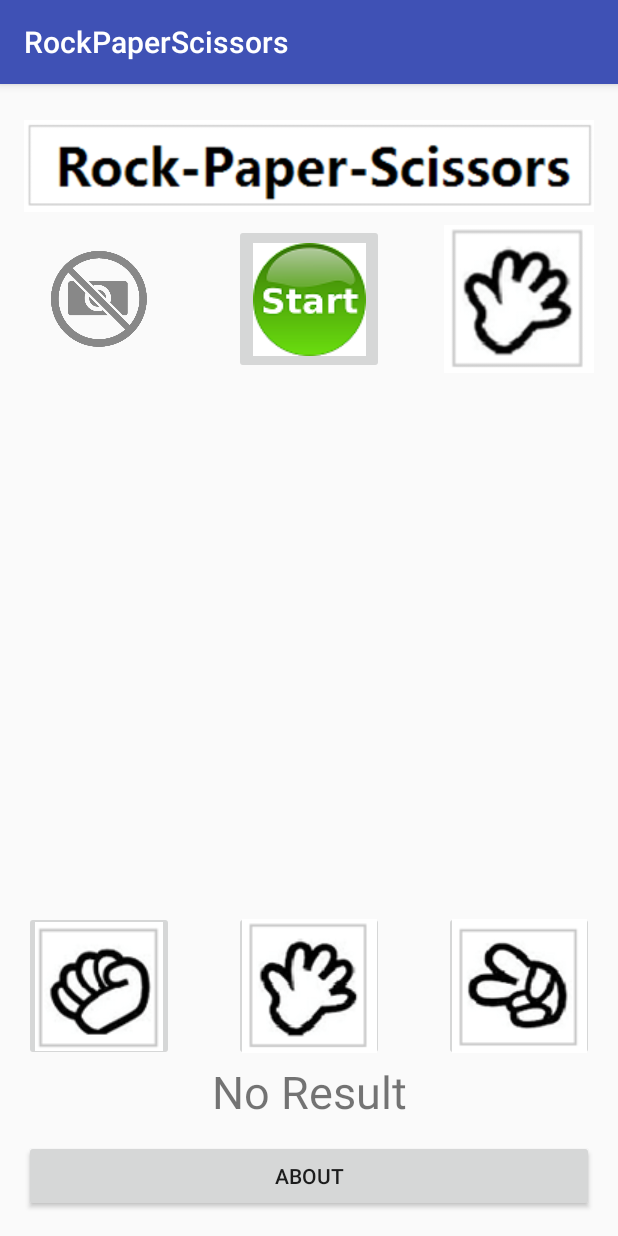
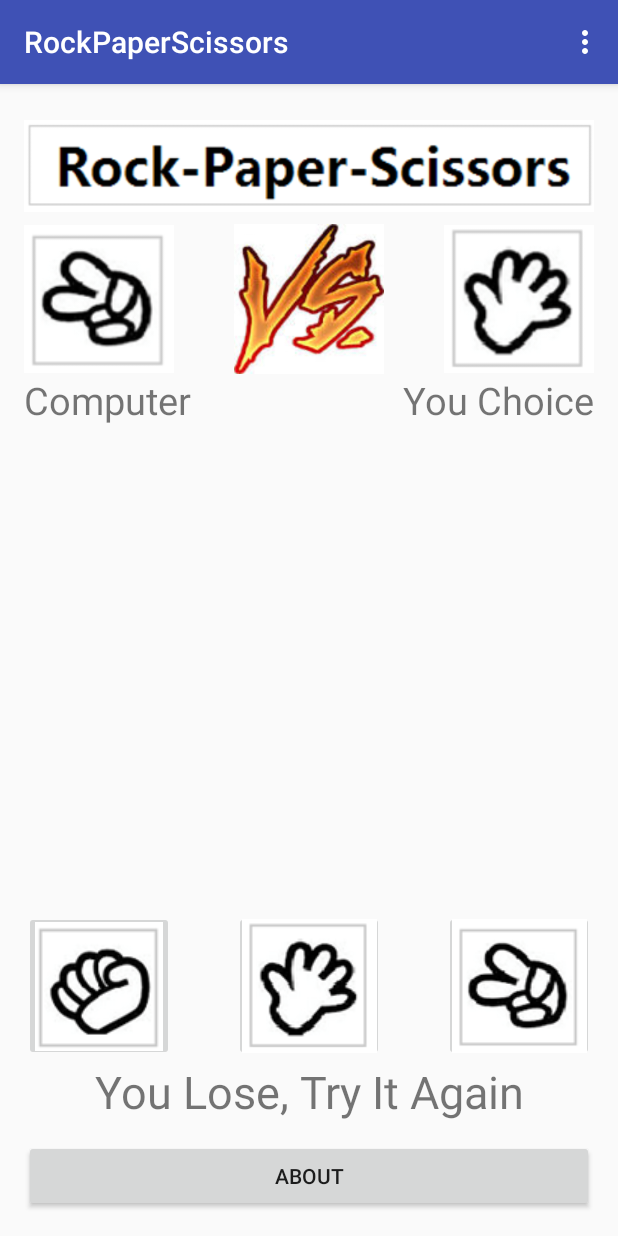
Before and after one commit to weihuang023/RockPaperScissors, an Android app: the screen it shows after launch (MainActivity), after a tap on an icon or button, on a phone screen of 412 x 824 dp. Run offline under Robolectric (Android 15) with nearby library versions, the phone set to English and light mode, and no system bars.

Commit message:
Updated Rock Paper Scissor Interface

```diff
--- a/app/src/main/AndroidManifest.xml
+++ b/app/src/main/AndroidManifest.xml
@@ -20,5 +20,9 @@
             android:label="@string/about_title"
             android:theme="@android:style/Theme.Dialog">
         </activity>
+        <activity android:name=".Prefs"
+            android:label="@string/settings_title"
+            android:theme="@style/Theme.AppCompat.CompactMenu">
+        </activity>
     </application>
 </manifest>
--- a/app/src/main/java/com/example/huang/rockpaperscissors/MainActivity.java
+++ b/app/src/main/java/com/example/huang/rockpaperscissors/MainActivity.java
@@ -3,66 +3,148 @@ package com.example.huang.rockpaperscissors;
 import android.content.Intent;
 import android.support.v7.app.AppCompatActivity;
 import android.os.Bundle;
+import android.util.Log;
+import android.view.Menu;
+import android.view.MenuInflater;
+import android.view.MenuItem;
 import android.view.View;
 import android.view.View.OnClickListener;
 import android.widget.Button;
 import android.widget.ImageButton;
 import android.widget.ImageView;
-
+import android.widget.TextView;
 import java.util.Random;
 
-public class MainActivity extends AppCompatActivity {
-    ImageButton imageButton;
-    ImageView imageView;
+public class MainActivity extends AppCompatActivity implements OnClickListener{
+    protected static final String TAG = "Rock-Paper-Scissors";
+    ImageButton rockImageButton;
+    ImageButton paperImageButton;
+    ImageButton scissorImageButton;
     ImageView imageView1;
+    ImageView imageView2;
+    TextView textView;
+    Button aboutButton;
     @Override
     protected void onCreate(Bundle savedInstanceState) {
         super.onCreate(savedInstanceState);
         setContentView(R.layout.activity_main);
-        Button aboutButton = (Button) findViewById(R.id.about);
-        aboutButton.setOnClickListener(new OnClickListener() {
-            @Override
-            public void onClick(View v) {
+
+        imageView1 = (ImageView) findViewById(R.id.computer_imageview);
+        imageView2 = (ImageView) findViewById(R.id.human_imageview);
+        aboutButton = (Button) findViewById(R.id.about_button);
+        aboutButton.setOnClickListener(this);
+        rockImageButton = (ImageButton) findViewById(R.id.rock_imagebutton);
+        rockImageButton.setOnClickListener(this);
+        paperImageButton = (ImageButton) findViewById(R.id.paper_imagebutton);
+        paperImageButton.setOnClickListener(this);
+        scissorImageButton = (ImageButton) findViewById(R.id.scissor_imagebutton);
+        scissorImageButton.setOnClickListener(this);
+        textView = (TextView)findViewById(R.id.result);
+    }
+
+
+    @Override
+    public void onClick(View v) {
+        switch(v.getId()){
+            case R.id.about_button:
                 Intent intent = new Intent(MainActivity.this, About.class);
                 startActivity(intent);
-            }
-        });
+                break;
+            case R.id.rock_imagebutton:
+                imageView2.setImageResource(R.drawable.rock);
+                getRandomPic();
+                Log.d(TAG, "Image Tag " + imageView1.getTag() + " R Draw Tag " + R.drawable.scissor);
+                showResult1();
+                break;
 
-        final int[] photos = {R.drawable.paper,R.drawable.rock,R.drawable.scissor};
-        Random ran = new Random();
-        final int i = ran.nextInt(photos.length);
-        imageView1 = (ImageView) findViewById(R.id.computer_imageview);
-        imageButton = (ImageButton) findViewById(R.id.start_imagebutton);
-        imageButton.setOnClickListener(new OnClickListener() {
-            @Override
-            public void onClick(View v) {
-                imageView1.setImageResource(photos[i]);
-            }
-        });
+            case R.id.paper_imagebutton:
+                imageView2.setImageResource(R.drawable.paper);
+                getRandomPic();
+                showResult2();
+                break;
+            case R.id.scissor_imagebutton:
+                imageView2.setImageResource(R.drawable.scissor);
+                getRandomPic();
+                showResult3();
+                break;
+        }
+    }
 
-        imageView = (ImageView) findViewById(R.id.human_imageview);
-        imageButton = (ImageButton)findViewById(R.id.rock_imagebutton);
-        imageButton.setOnClickListener(new OnClickListener() {
-            @Override
-            public void onClick(View v) {
-                imageView.setImageResource(R.drawable.rock);
-            }
-        });
 
-        imageButton = (ImageButton)findViewById(R.id.paper_imagebutton);
-        imageButton.setOnClickListener(new OnClickListener() {
-            @Override
-            public void onClick(View v) {
-                imageView.setImageResource(R.drawable.paper);
-            }
-        });
+    int[] photos = {R.drawable.rock,R.drawable.paper,R.drawable.scissor};
+    public void getRandomPic(){
+        Random ran = new Random(System.currentTimeMillis());
+        int i = ran.nextInt(photos.length);
+        Log.d(TAG, "Randomly Pick Up Picture No. " + i);
+        imageView1.setImageResource(photos[i]);
+        imageView1.setTag(photos[i]);
 
-        imageButton = (ImageButton)findViewById(R.id.scissor_imagebutton);
-        imageButton.setOnClickListener(new OnClickListener() {
-            @Override
-            public void onClick(View v) {
-                imageView.setImageResource(R.drawable.scissor);
-            }
-        });
+    }
+
+
+    @Override
+    public boolean onCreateOptionsMenu(Menu menu) {
+        super.onCreateOptionsMenu(menu);
+        MenuInflater inflater = getMenuInflater();
+        inflater.inflate(R.menu.menu, menu);
+        return true;
+    }
+
+    // Setting Item
+    // Intent in Prefs.Class
+
+    @Override
+    public boolean onOptionsItemSelected(MenuItem item) {
+        switch (item.getItemId()) {
+            case R.id.settings:
+                startActivity(new Intent(this, Prefs.class));
+                return true;
+        }
+        return false;
+    }
+
+    public void showResult1(){
+        textView = (TextView)findViewById(R.id.result);
+        textView.setText(R.string.result);
+        if ((Integer)imageView1.getTag() == R.drawable.scissor){
+            String wText = "You Won, Play It Again";
+            textView.setText(wText);
+        } else if ((Integer)imageView1.getTag() == R.drawable.paper){
+            String lText = "You Lose, Try It Again";
+            textView.setText(lText);
+        } else {
+            String tText = "You Tight, Do It Again";
+            textView.setText(tText);
+        }
+    }
+
+    public void showResult2(){
+        textView = (TextView)findViewById(R.id.result);
+        textView.setText(R.string.result);
+        if ((Integer)imageView1.getTag() == R.drawable.rock){
+            String wText = "You Won, Play It Again";
+            textView.setText(wText);
+        } else if ((Integer)imageView1.getTag() == R.drawable.scissor){
+            String lText = "You Lose, Try It Again";
+            textView.setText(lText);
+        } else {
+            String tText = "You Tight, Do It Again";
+            textView.setText(tText);
+        }
+    }
+
+    public void showResult3(){
+        textView = (TextView)findViewById(R.id.result);
+        textView.setText(R.string.result);
+        if ((Integer)imageView1.getTag() == R.drawable.paper){
+            String wText = "You Won, Play It Again";
+            textView.setText(wText);
+        } else if ((Integer)imageView1.getTag() == R.drawable.rock){
+            String lText = "You Lose, Try It Again";
+            textView.setText(lText);
+        } else {
+            String tText = "You Tight, Do It Again";
+            textView.setText(tText);
+        }
     }
 }
--- a/app/src/main/res/layout/activity_main.xml
+++ b/app/src/main/res/layout/activity_main.xml
@@ -42,7 +42,7 @@
         android:layout_width="match_parent"
         android:layout_height="wrap_content"
         android:text="@string/about_title"
-        android:id="@+id/about"
+        android:id="@+id/about_button"
         android:layout_alignParentBottom="true" />
 
     <ImageView
@@ -81,13 +81,31 @@
         android:layout_above="@+id/result"
         android:layout_alignParentStart="true" />
 
-    <ImageButton
+    <ImageView
         tools:ignore="ContentDescription"
         android:layout_width="100dp"
         android:layout_height="100dp"
         android:id="@+id/start_imagebutton"
-        android:src="@drawable/start"
+        android:src="@drawable/vs"
         android:layout_alignTop="@+id/human_imageview"
         android:layout_centerHorizontal="true" />
 
+    <TextView
+        android:layout_width="wrap_content"
+        android:layout_height="wrap_content"
+        android:text="You Choice"
+        android:id="@+id/human_textView"
+        android:textSize="25sp"
+        android:layout_alignTop="@+id/computer_textview"
+        android:layout_alignEnd="@+id/human_imageview" />
+
+    <TextView
+        android:layout_width="wrap_content"
+        android:layout_height="wrap_content"
+        android:text="Computer"
+        android:textSize="25sp"
+        android:id="@+id/computer_textview"
+        android:layout_below="@+id/computer_imageview"
+        android:layout_alignParentStart="true" />
+
 </RelativeLayout>
--- /dev/null
+++ b/app/src/main/res/menu/menu.xml
@@ -0,0 +1,7 @@
+<?xml version="1.0" encoding="utf-8"?>
+<menu xmlns:android="http://schemas.android.com/apk/res/android">
+    <item
+        android:id="@+id/settings"
+        android:title="@string/settings_label"
+        android:alphabeticShortcut="@string/settings_shortcut" />
+</menu>
--- a/app/src/main/res/values/strings.xml
+++ b/app/src/main/res/values/strings.xml
@@ -4,4 +4,9 @@
     <string name="result">No Result</string>
     <string name="about_title">About</string>
     <string name="about_text"> This Game has lot of Fun. I like this game. </string>
+    <string name="settings_label">Settings</string>
+    <string name="settings_title">Rock-Paper-Scissor Settings</string>
+    <string name="settings_shortcut">s</string>
+    <string name="music_title">Music</string>
+    <string name="music_summary">Play background music</string>
 </resources>
```
Also changed, not shown: app/src/main/java/com/example/huang/rockpaperscissors/Prefs.java (added, +14 -0 lines), app/src/main/res/xml/settings.xml (added, +8 -0 lines), app/src/main/res/drawable/vs.jpeg (added).
